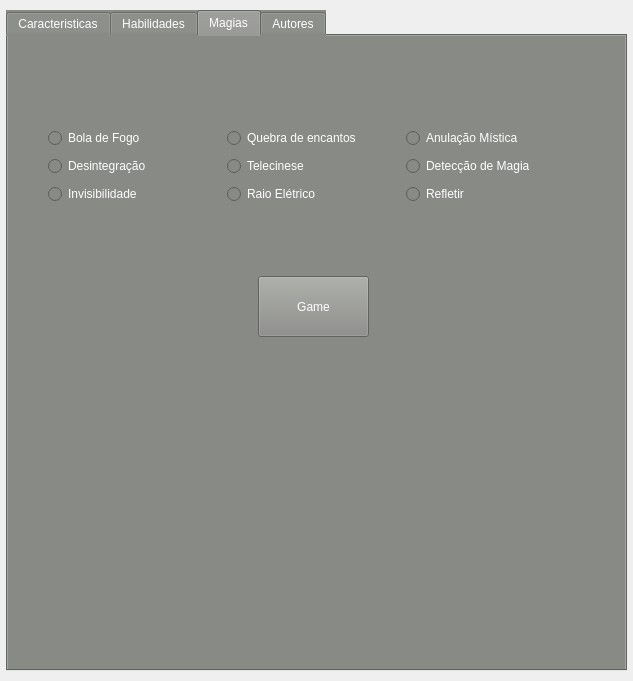
The window that mainwindow.ui (miguelsrrobo/Tagmar) describes before a commit, drawn with Qt 5.
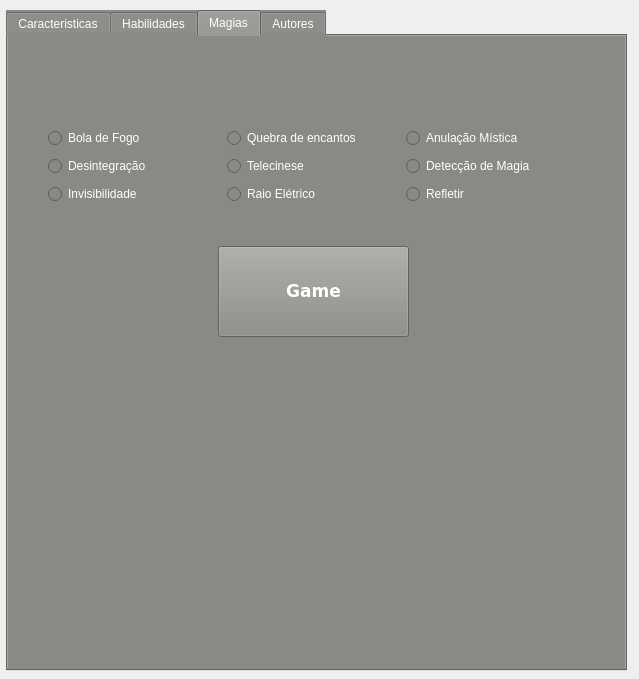
The same window after the commit. The open tabs and pages were chosen to show the change. Icons and pictures are not drawn.

```diff
--- a/mainwindow.ui
+++ b/mainwindow.ui
@@ -6,8 +6,8 @@
    <rect>
     <x>0</x>
     <y>0</y>
-    <width>633</width>
-    <height>681</height>
+    <width>639</width>
+    <height>679</height>
    </rect>
   </property>
   <property name="minimumSize">
@@ -768,12 +768,19 @@
      <widget class="QPushButton" name="pushButton">
       <property name="geometry">
        <rect>
-        <x>250</x>
-        <y>240</y>
-        <width>111</width>
-        <height>61</height>
+        <x>210</x>
+        <y>210</y>
+        <width>191</width>
+        <height>91</height>
        </rect>
       </property>
+      <property name="font">
+       <font>
+        <family>DejaVu Sans</family>
+        <pointsize>13</pointsize>
+        <bold>true</bold>
+       </font>
+      </property>
       <property name="text">
        <string>Game</string>
       </property>
```
Left out of the diff: 15 changed lines with no effect on the pictures.
